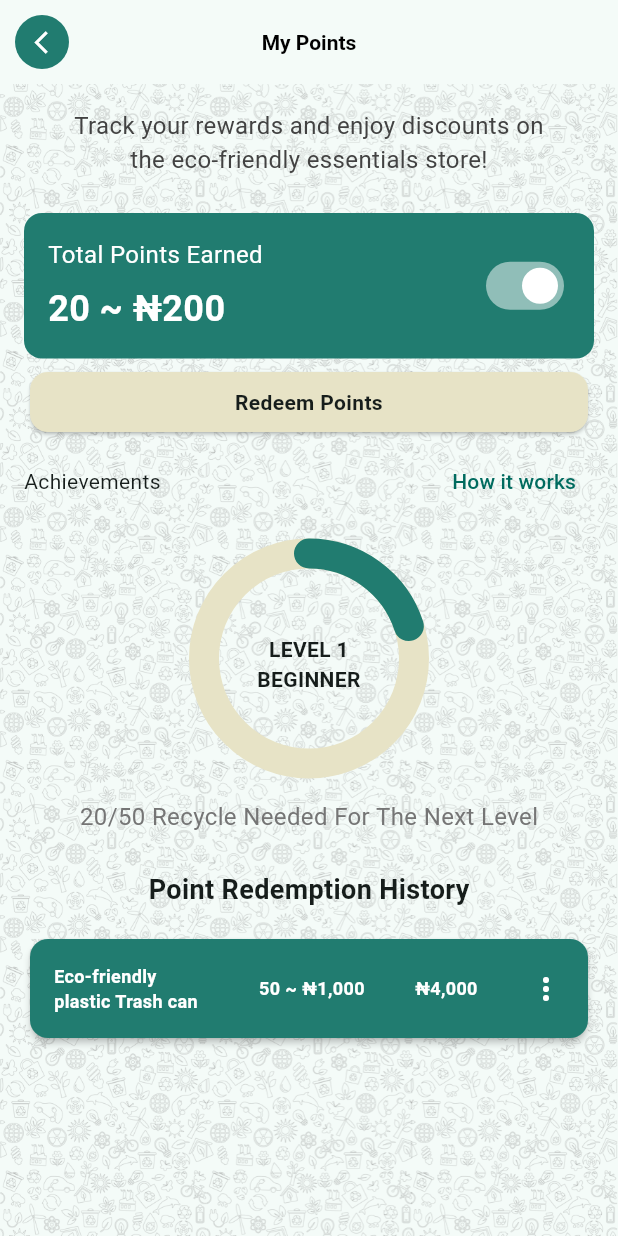
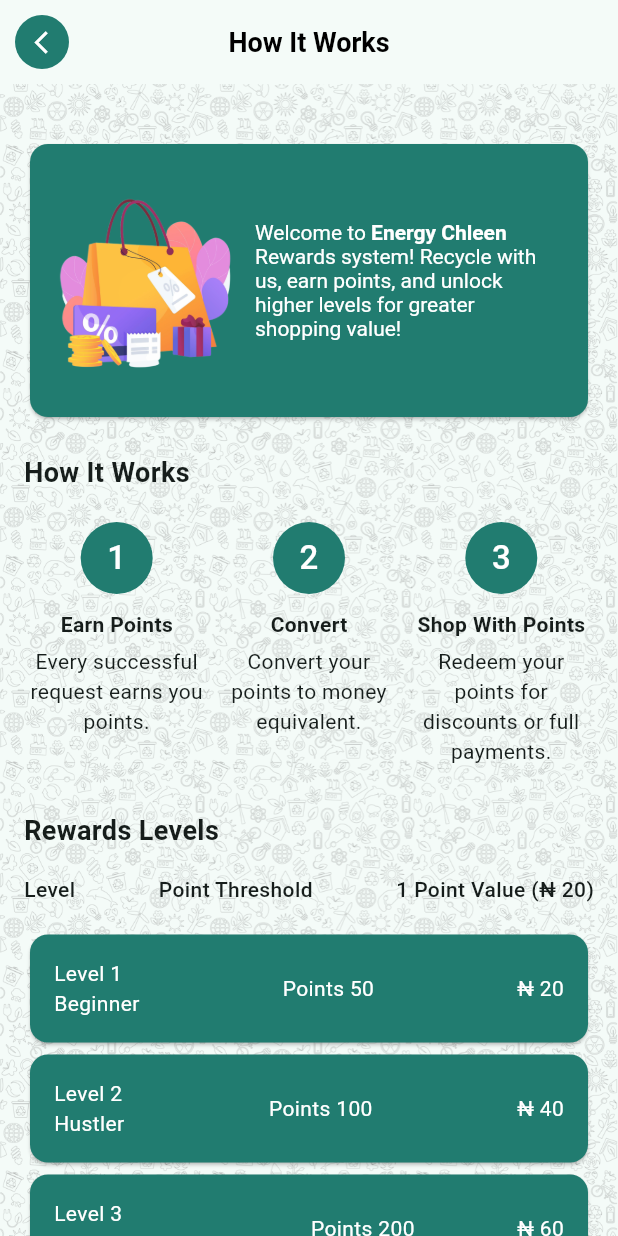
Before and after one commit to OJPTECHNOLOGIESLTD/Energy-C-Android, a Flutter app: the MyPointsPage screen opened directly, after a tap on "How it works", on a phone screen of 412 x 824 dp. Run offline on Flutter 3.47's test engine with Material 3 defaults, Android fonts, the light colour scheme and no system bars; our stand-ins replace get, shared_preferences, smooth_page_indicator, syncfusion_flutter_charts; accounts and stored records are empty.

Commit message:
added how it works page and tweeted some widgets

```diff
--- /dev/null
+++ b/lib/Pages/screens/recycle_report/how_it_works.dart
@@ -0,0 +1,177 @@
+import 'package:energy_chleen/appbars/appbars.dart';
+import 'package:energy_chleen/utils/Helper.dart';
+import 'package:flutter/material.dart';
+
+class HowItWorksPage extends StatelessWidget {
+  @override
+  Widget build(BuildContext context) {
+    return Scaffold(
+      appBar: CustomAppBar1(title: "How It Works"),
+      body: DecoratedBox(position: DecorationPosition.background,
+         decoration: BoxDecoration(
+          image: DecorationImage(
+            fit: BoxFit.cover,
+              image: BackImageScafford.bgImg)),
+        child: SingleChildScrollView(
+          padding: EdgeInsets.all(16.0),
+          child: Column(
+            crossAxisAlignment: CrossAxisAlignment.start,
+            children: [
+              SizedBox(height: 20),
+              _buildCardSection(),
+              SizedBox(height: 20),
+              Text(
+                'How It Works',
+                style: TextStyle(fontSize: 18, fontWeight: FontWeight.bold),
+              ),
+              SizedBox(height: 20),
+              SizedBox(
+                width: MediaQuery.of(context).size.width,
+                child: Row(
+                  crossAxisAlignment: CrossAxisAlignment.start,
+                  mainAxisAlignment: MainAxisAlignment.spaceBetween,
+                  children: [
+                    SizedBox(
+                       width: MediaQuery.of(context).size.width *0.3,
+                      child: _buildStepWidget('1', 'Earn Points',
+                          'Every successful request earns you points.'),
+                    ),
+                    SizedBox(
+                      width: MediaQuery.of(context).size.width *0.3,
+                      child: _buildStepWidget('2', 'Convert',
+                          'Convert your points to money equivalent.'),
+                    ),
+                    SizedBox(
+                      width: MediaQuery.of(context).size.width *0.3,
+                      child: _buildStepWidget('3', 'Shop With Points',
+                          'Redeem your points for discounts or full payments.'),
+                    ),
+                  ],
+                ),
+              ),
+              SizedBox(height: 30),
+              Text(
+                'Rewards Levels',
+                style: TextStyle(fontSize: 18, fontWeight: FontWeight.bold),
+              ),
+              SizedBox(height: 16),
+              Row(
+                mainAxisAlignment: MainAxisAlignment.spaceBetween,
+                children: [
+                  Text('Level',style: TextStyle( fontWeight: FontWeight.w500),),
+                  Text('Point Threshold',style: TextStyle( fontWeight: FontWeight.w500),),
+                  Text('1 Point Value (₦ 20)',style: TextStyle( fontWeight: FontWeight.w500),),
+                ],
+              ),
+              SizedBox(height: 16),
+              _buildRewardLevel('1','Beginner', 50, 20),
+              _buildRewardLevel('2','Hustler', 100, 40),
+              _buildRewardLevel('3','Planet Guardian', 200, 60),
+              SizedBox(height: MediaQuery.of(context).size.height *0.2),
+            ],
+          ),
+        ),
+      ),
+    );
+  }
+
+  Widget _buildCardSection() {
+    return Card(
+      color: Customcolors.teal,
+      shape: RoundedRectangleBorder(borderRadius: BorderRadius.circular(12)),
+      child: Padding(
+        padding: const EdgeInsets.only(right: 16.0, top: 16,bottom: 16),
+        child: Row(
+          mainAxisAlignment: MainAxisAlignment.center,
+          children: [
+            Image.asset(
+              'assets/shopping_bag.png', // Add your image path
+              height: 150,
+            ),
+            SizedBox(height: 10),
+            Expanded(
+              child: RichText(
+                softWrap: true,
+                          textAlign: TextAlign.start,
+                          overflow: TextOverflow.visible,
+                          text: TextSpan(
+                            text: 'Welcome to ',
+                            style: TextStyle(color: Customcolors.white,),
+                            children: [
+                              TextSpan(
+                                text: 'Energy Chleen',
+                                style: TextStyle(
+                                    color: Customcolors.white,
+                                    fontWeight: FontWeight.bold),
+                              ),
+                              TextSpan(
+                            text: ' Rewards system! Recycle with us, earn points, and unlock higher levels for greater shopping value!',
+                            style: TextStyle(color: Customcolors.white),
+                          )],
+                          ),
+                        ),
+            ),
+          ],
+        ),
+      ),
+    );
+  }
+
+  Widget _buildStepWidget(String number, String title, String description) {
+    return Column(
+      mainAxisAlignment: MainAxisAlignment.start,
+      crossAxisAlignment: CrossAxisAlignment.center,
+      children: [
+        CircleAvatar(
+          radius: 24,
+          backgroundColor: Customcolors.teal,
+          child: Text(
+            number,
+            style: TextStyle(color: Colors.white, fontSize: 22),
+          ),
+        ),
+        SizedBox(height: 10),
+        Text(
+          title,
+          style: TextStyle( fontWeight: FontWeight.bold),
+        ),
+        SizedBox(height: 5),
+        Text(
+          description,
+          textAlign: TextAlign.center,
+          style: TextStyle(fontSize: 14),
+        ),
+      ],
+    );
+  }
+
+  Widget _buildRewardLevel(String level, String levelTitle, int points, int value) {
+    return Card(
+      color: Customcolors.teal,
+      shape: RoundedRectangleBorder(borderRadius: BorderRadius.circular(12)),
+      child: Padding(
+        padding: const EdgeInsets.all(16.0),
+        child: Row(
+          mainAxisAlignment: MainAxisAlignment.spaceBetween,
+          children: [
+            Column(
+              crossAxisAlignment: CrossAxisAlignment.start,
+              children: [
+                Text('Level $level',
+                style: TextStyle(color: Customcolors.white),),
+                Text(
+                  levelTitle,
+                  style: TextStyle(color: Customcolors.white),
+                ),
+              ],
+            ),
+            Text('Points $points',
+            style: TextStyle(color: Customcolors.white,),),
+            Text('₦ $value',
+            style: TextStyle(color: Customcolors.white),),
+          ],
+        ),
+      ),
+    );
+  }
+}
--- a/lib/Pages/screens/recycle_report/my_points.dart
+++ b/lib/Pages/screens/recycle_report/my_points.dart
@@ -1,3 +1,4 @@
+import 'package:energy_chleen/Pages/screens/recycle_report/how_it_works.dart';
 import 'package:energy_chleen/appbars/appbars.dart';
 import 'package:energy_chleen/utils/Helper.dart';
 import 'package:flutter/material.dart';
@@ -86,7 +87,9 @@
                   mainAxisAlignment: MainAxisAlignment.spaceBetween,
                   children: [
                   Text('Achievements'),
-                  TextButton(onPressed: (){}, child: SizedBox(
+                  TextButton(onPressed: (){
+                    Navigator.push(context, MaterialPageRoute(builder: (context)=>HowItWorksPage()));
+                  }, child: SizedBox(
                     child: Row(children: [
                       Text('How it works')
                     ],),
--- a/lib/Pages/screens/recycle_report/recycle_report.dart
+++ b/lib/Pages/screens/recycle_report/recycle_report.dart
@@ -177,13 +177,13 @@
   // Create data for weekly view
   List<ChartData> _createWeeklyData() {
     return [
-      ChartData('Monday', 4),
-      ChartData('Tuesday', 6),
-      ChartData('Wednesday', 8),
-      ChartData('Thursday', 10),
-      ChartData('Friday', 12),
-      ChartData('Saturday', 14),
-      ChartData('Sunday', 16),
+      ChartData('Mon', 4),
+      ChartData('Tue', 6),
+      ChartData('Wed', 8),
+      ChartData('Thur', 10),
+      ChartData('Fri', 12),
+      ChartData('Sat', 14),
+      ChartData('Sun', 16),
     ];
   }
 
@@ -209,13 +209,13 @@
   // Helper function to get the name of the current day
   String _getDayName(int day) {
     List<String> days = [
-      'Monday',
-      'Tuesday',
-      'Wednesday',
-      'Thursday',
-      'Friday',
-      'Saturday',
-      'Sunday'
+      'Mon',
+      'Tue',
+      'Wed',
+      'Thur',
+      'Fri',
+      'Sat',
+      'Sun'
     ];
     return days[day - 1];
   }
--- a/lib/appbars/appbars.dart
+++ b/lib/appbars/appbars.dart
@@ -78,7 +78,7 @@
     return
       AppBar(
         backgroundColor: Colors.transparent,
-        title: Text(title),
+        title: Text(title, style: TextStyle(fontSize: 18),),
         centerTitle: true,
         leading: Container(
           margin: const EdgeInsets.only(left: 10, right: 10),
```
Also changed, not shown: assets/shopping_bag.png (added).
